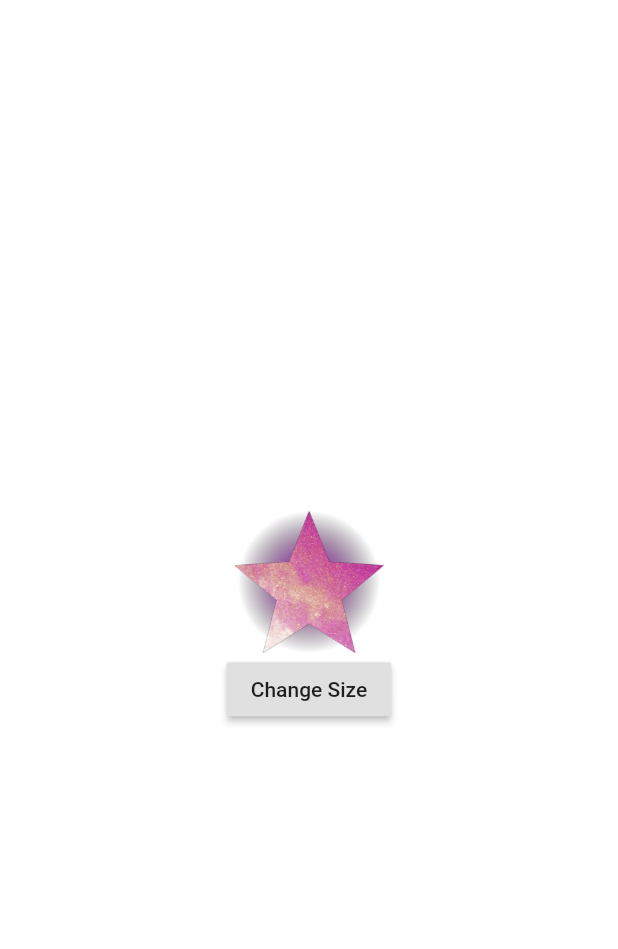
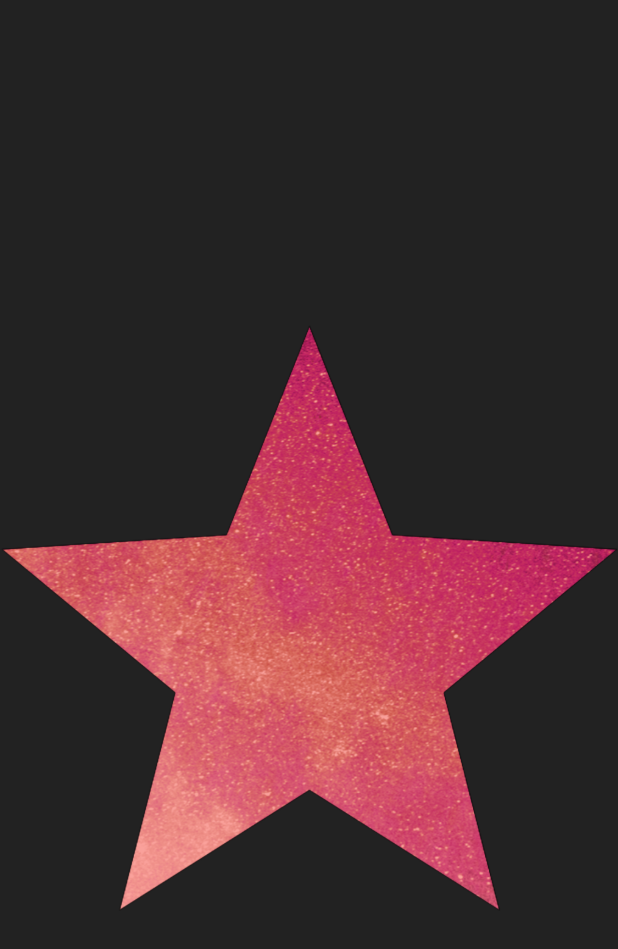
Before and after one commit to ZeeshanSalem/Implicit_Animation_Container, a Flutter app: the screen it shows after launch, on a phone screen of 412 x 824 dp. Shown: the top 949 px of the screen. Run offline on Flutter 3.47's test engine with Material 2 defaults, Android fonts, the phone set to English and light mode, and no system bars.

Commit message:
Tween animation is comleted

```diff
--- /dev/null
+++ b/lib/back_and_forth.dart
@@ -0,0 +1,42 @@
+import 'package:flutter/material.dart';
+
+class BackAndForth extends StatefulWidget {
+  @override
+  _BackAndForthState createState() => _BackAndForthState();
+}
+
+class _BackAndForthState extends State<BackAndForth> {
+
+
+  Color _color = Colors.red;
+
+  @override
+  Widget build(BuildContext context) {
+    return Scaffold(
+      backgroundColor: Colors.black87,
+      body: Column(
+        mainAxisAlignment: MainAxisAlignment.center,
+        //alignment: Alignment.center,
+        children: [
+
+          TweenAnimationBuilder(
+              tween: ColorTween(begin: Colors.white, end: _color),
+              duration: Duration(seconds: 1),
+              onEnd: (){
+                setState(() {
+                  _color = _color == Colors.red ? Colors.white : Colors.red;
+                });
+              },
+              builder: (_ , Color color, Widget child){
+                return ColorFiltered(
+                    child: Image.asset("assets/star.png"),
+                    colorFilter: ColorFilter.mode(color, BlendMode.modulate));
+              }),
+
+
+
+        ],
+      ),
+    );
+  }
+}
--- a/lib/main.dart
+++ b/lib/main.dart
@@ -3,6 +3,9 @@ import 'dart:math';
 import 'package:flutter/cupertino.dart';
 import 'package:flutter/material.dart';
 import 'package:flutter/widgets.dart';
+import 'package:implicit_animation_container/back_and_forth.dart';
+import 'package:implicit_animation_container/dynamic_tween_animation_builder.dart';
+import 'package:implicit_animation_container/tween_animation_builder.dart';
 
 void main() {
   runApp(MyApp());
@@ -14,7 +17,7 @@ class MyApp extends StatelessWidget {
   Widget build(BuildContext context) {
     return MaterialApp(
 
-      home: ImplicitContainer(),
+      home: BackAndForth(),
     );
   }
 }
```
Also changed, not shown: lib/dynamic_tween_animation_builder.dart (added, +45 -0 lines), lib/tween_animation_builder.dart (added, +28 -0 lines).
